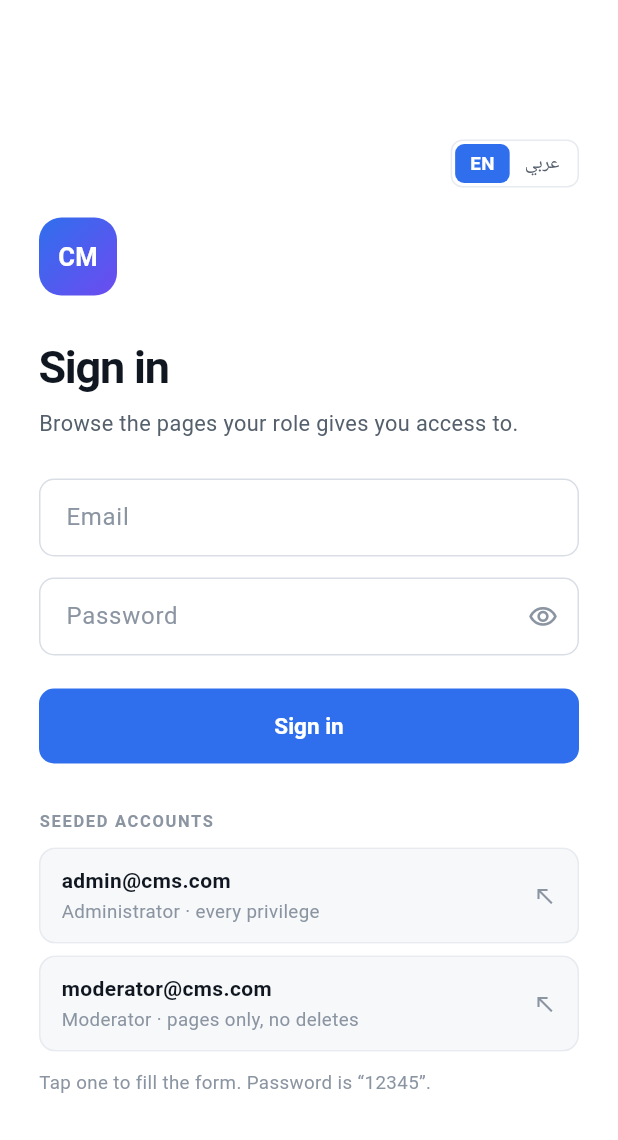
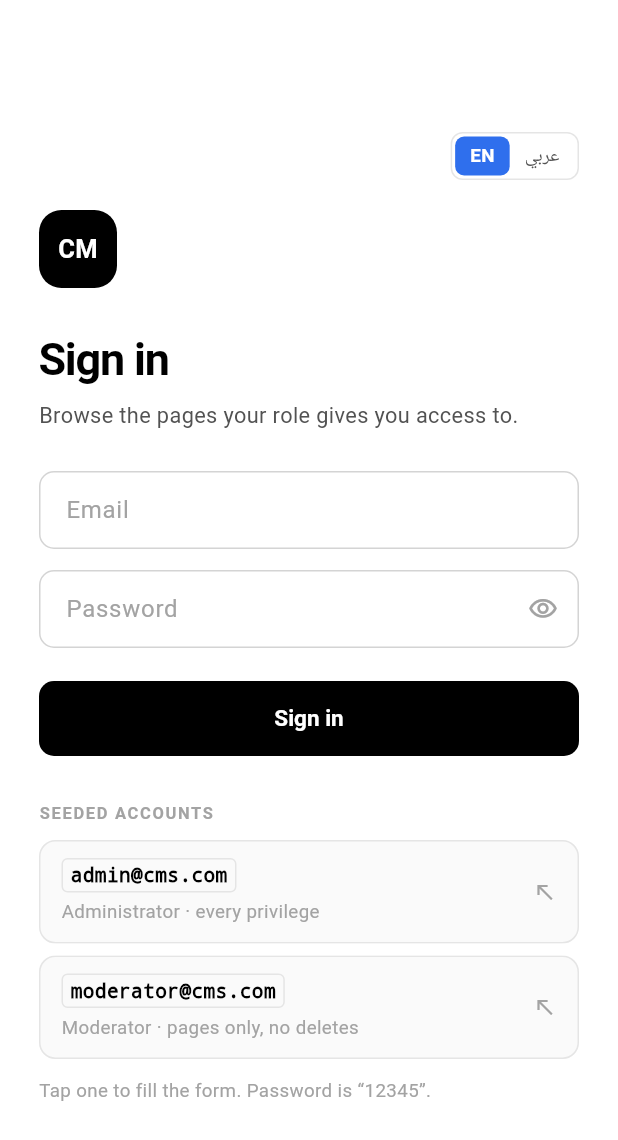
Before and after one commit to Thilsan/content-management-application, a Flutter app: the screen it shows after launch, on a phone screen of 412 x 824 dp. Shown: the top 1140 px of the screen. Run offline on Flutter 3.47's test engine with Material 3 defaults, Android fonts, the phone set to English and light mode, and no system bars; our stand-ins replace flutter_html, shared_preferences.

Commit message:
Finish the black and white pass: admin sidebar, public header, and the mobile app
Carries the monochrome theme into the admin rail (black sidebar, white
active state), swaps the shared accent color to black so anything still
reading it falls in line, gives the public header a solid black bar with
a home link on the login page for phones, and reworks the mobile login
screen and theme to match.

```diff
--- a/mobile/lib/screens/login_screen.dart
+++ b/mobile/lib/screens/login_screen.dart
@@ -95,11 +95,7 @@ class _LoginScreenState extends State<LoginScreen> {
                       height: 52,
                       alignment: Alignment.center,
                       decoration: BoxDecoration(
-                        gradient: const LinearGradient(
-                          colors: [AppColors.accent, Color(0xFF6D4BF0)],
-                          begin: Alignment.topLeft,
-                          end: Alignment.bottomRight,
-                        ),
+                        color: AppColors.ink,
                         borderRadius: BorderRadius.circular(15),
                       ),
                       child: const Text(
@@ -141,17 +137,15 @@ class _LoginScreenState extends State<LoginScreen> {
                         vertical: 11,
                       ),
                       decoration: BoxDecoration(
-                        color: const Color(0xFFFDF2F1),
+                        color: AppColors.canvas,
                         borderRadius: BorderRadius.circular(10),
-                        border: const Border(
-                          left: BorderSide(color: Color(0xFFC0392F), width: 3),
-                        ),
+                        border: Border.all(color: AppColors.line),
                       ),
                       child: Text(
                         _message!,
                         style: const TextStyle(
                           fontSize: 13.5,
-                          color: Color(0xFFC0392F),
+                          color: AppColors.danger,
                         ),
                       ),
                     ),
@@ -272,16 +266,28 @@ class _DemoAccount extends StatelessWidget {
                 child: Column(
                   crossAxisAlignment: CrossAxisAlignment.start,
                   children: [
-                    Text(
-                      email,
-                      textDirection: TextDirection.ltr,
-                      style: const TextStyle(
-                        fontSize: 14,
-                        fontWeight: FontWeight.w600,
-                        color: AppColors.ink,
+                    Container(
+                      padding: const EdgeInsets.symmetric(
+                        horizontal: 5,
+                        vertical: 1,
+                      ),
+                      decoration: BoxDecoration(
+                        color: AppColors.canvas,
+                        border: Border.all(color: AppColors.line),
+                        borderRadius: BorderRadius.circular(4),
+                      ),
+                      child: Text(
+                        email,
+                        textDirection: TextDirection.ltr,
+                        style: const TextStyle(
+                          fontSize: 13,
+                          fontFamily: 'monospace',
+                          fontWeight: FontWeight.w600,
+                          color: AppColors.ink,
+                        ),
                       ),
                     ),
-                    const SizedBox(height: 2),
+                    const SizedBox(height: 4),
                     Text(
                       detail,
                       style: const TextStyle(
--- a/mobile/lib/theme.dart
+++ b/mobile/lib/theme.dart
@@ -3,13 +3,17 @@ import 'package:flutter/material.dart';
 /// The same palette the React app uses, so the two clients look like one
 /// product rather than two takes on it.
 class AppColors {
-  static const ink = Color(0xFF101720);
-  static const inkSoft = Color(0xFF55606D);
-  static const muted = Color(0xFF8B95A2);
+  static const ink = Color(0xFF000000);
+  static const inkSoft = Color(0xFF525252);
+  static const muted = Color(0xFFA3A3A3);
 
-  static const line = Color(0xFFE7EAEF);
+  static const line = Color(0xFFE5E5E5);
+  static const lineStrong = Color(0xFFD4D4D4);
   static const surface = Color(0xFFFFFFFF);
-  static const canvas = Color(0xFFF7F8FA);
+  static const canvas = Color(0xFFFAFAFA);
+
+  static const danger = Color(0xFFC0392F);
+  static const dangerWash = Color(0xFFFDF2F1);
 
   static const accent = Color(0xFF2F6FED);
   static const accentStrong = Color(0xFF1E4FBD);
@@ -22,9 +26,16 @@ class AppColors {
 }
 
 ThemeData buildAppTheme() {
-  final scheme = ColorScheme.fromSeed(
-    seedColor: AppColors.accent,
-  ).copyWith(surface: AppColors.canvas, onSurface: AppColors.ink);
+  const scheme = ColorScheme.light(
+    primary: AppColors.accent,
+    onPrimary: Colors.white,
+    secondary: AppColors.accent,
+    onSecondary: Colors.white,
+    surface: AppColors.canvas,
+    onSurface: AppColors.ink,
+    error: AppColors.danger,
+    onError: Colors.white,
+  );
 
   return ThemeData(
     useMaterial3: true,
@@ -59,7 +70,7 @@ ThemeData buildAppTheme() {
       ),
       enabledBorder: OutlineInputBorder(
         borderRadius: BorderRadius.circular(10),
-        borderSide: const BorderSide(color: Color(0xFFD9DEE6)),
+        borderSide: const BorderSide(color: AppColors.lineStrong),
       ),
       focusedBorder: OutlineInputBorder(
         borderRadius: BorderRadius.circular(10),
@@ -69,7 +80,7 @@ ThemeData buildAppTheme() {
     ),
     filledButtonTheme: FilledButtonThemeData(
       style: FilledButton.styleFrom(
-        backgroundColor: AppColors.accent,
+        backgroundColor: AppColors.ink,
         foregroundColor: Colors.white,
         minimumSize: const Size.fromHeight(50),
         shape: RoundedRectangleBorder(borderRadius: BorderRadius.circular(10)),
```
Also changed, not shown: 5 other files.
